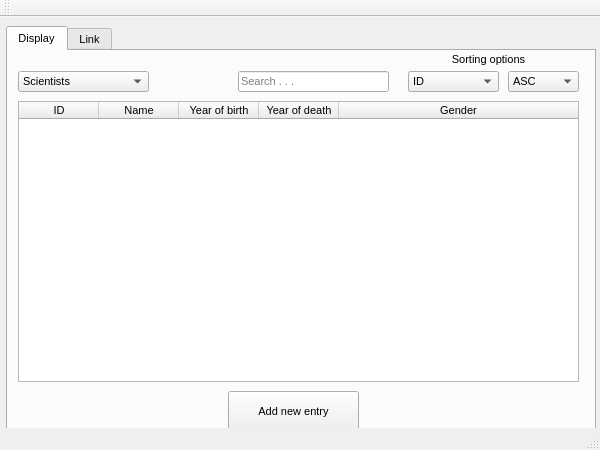
Above: mainwindow.ui from gudmundurb/H22 before the change. Below: the same form after it.
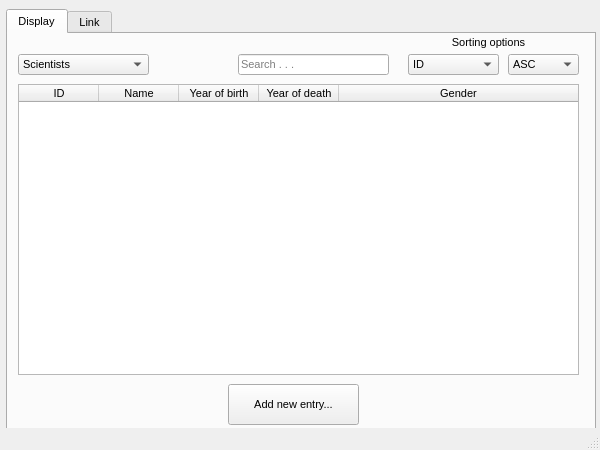
That is the form after the change. Icons and pictures are not drawn.

The edit to the form file:
```diff
--- a/mainwindow.ui
+++ b/mainwindow.ui
@@ -53,7 +53,7 @@
       <x>6</x>
       <y>9</y>
       <width>590</width>
-      <height>410</height>
+      <height>421</height>
      </rect>
     </property>
     <property name="toolTip">
@@ -285,13 +285,13 @@
       <property name="geometry">
        <rect>
         <x>220</x>
-        <y>340</y>
+        <y>350</y>
         <width>131</width>
         <height>41</height>
        </rect>
       </property>
       <property name="text">
-       <string>Add new entry</string>
+       <string>Add new entry...</string>
       </property>
      </widget>
      <widget class="QComboBox" name="sort_combo_computer">
@@ -338,7 +338,7 @@
         <x>10</x>
         <y>50</y>
         <width>561</width>
-        <height>281</height>
+        <height>291</height>
        </rect>
       </property>
       <property name="sizePolicy">
@@ -809,17 +809,6 @@
    </widget>
   </widget>
   <widget class="QStatusBar" name="statusBar"/>
-  <widget class="QToolBar" name="toolBar">
-   <property name="windowTitle">
-    <string>toolBar</string>
-   </property>
-   <attribute name="toolBarArea">
-    <enum>TopToolBarArea</enum>
-   </attribute>
-   <attribute name="toolBarBreak">
-    <bool>false</bool>
-   </attribute>
-  </widget>
   <action name="actionAdd_a_scientist">
    <property name="text">
     <string>Add a scientist</string>
```
Left out of the diff: 26 changed lines with no effect on the pictures.
